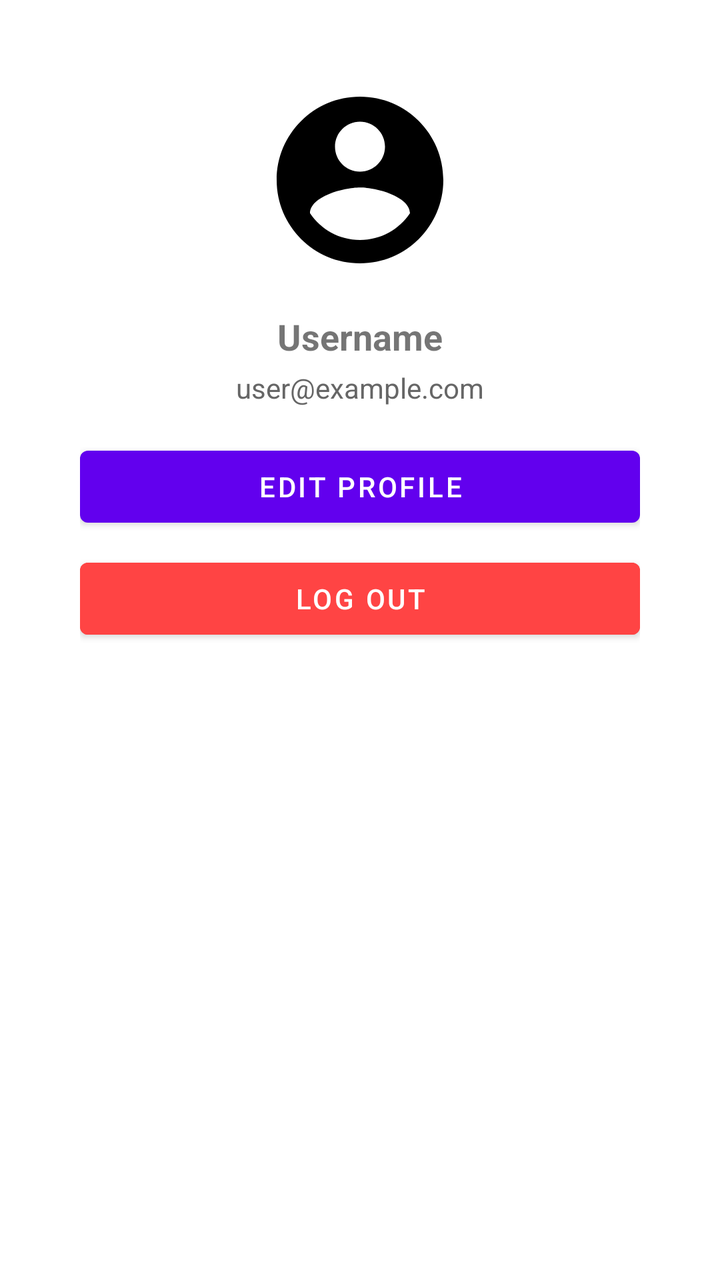
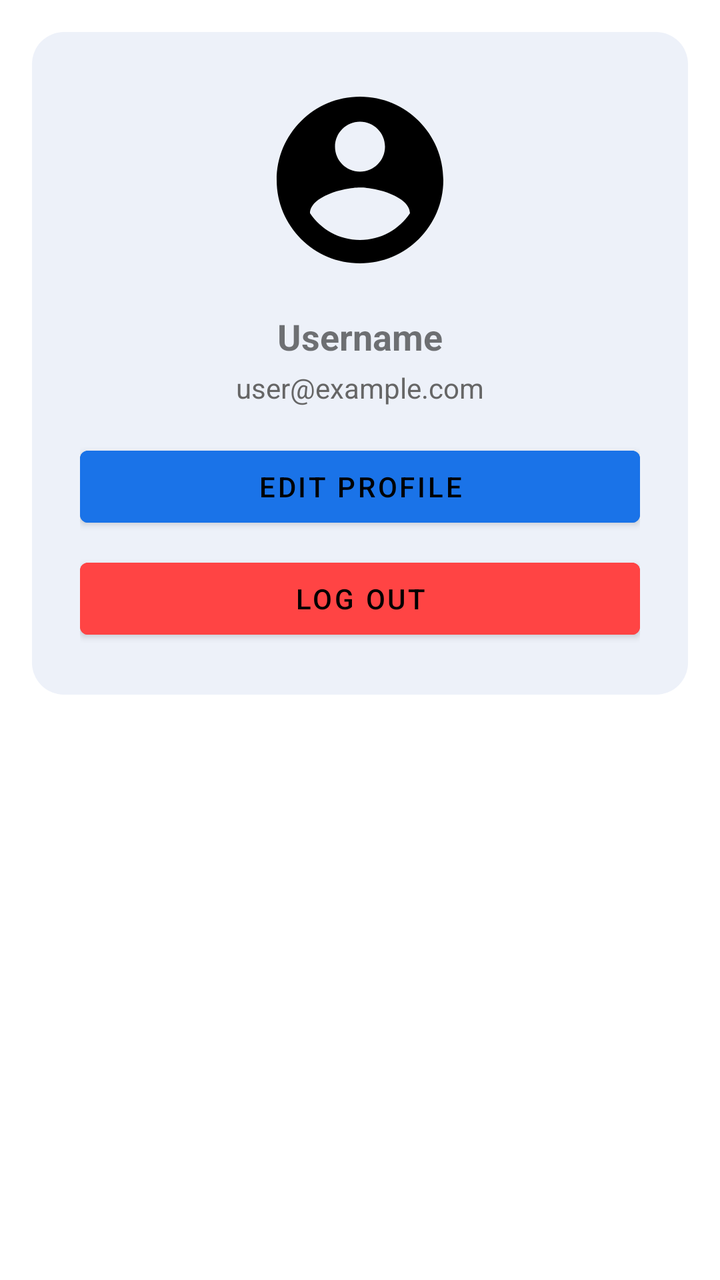

Screens rendered from an Android XML layout before and after an edit, with the pre-edit source and the edit as a unified diff.
<!-- AndroidManifest.xml: application theme Theme.Project5 -->
<!-- res/layout/bottom_sheet_user_menu.xml -->
<?xml version="1.0" encoding="utf-8"?>
<FrameLayout xmlns:android="http://schemas.android.com/apk/res/android"
    android:layout_width="match_parent"
    android:layout_height="wrap_content"
    android:padding="16dp">

    <LinearLayout
        android:id="@+id/layoutProfileView"
        android:layout_width="match_parent"
        android:layout_height="wrap_content"
        android:orientation="vertical"
        android:gravity="center_horizontal"
        android:background="@drawable/rounded_white_background"
        android:padding="24dp">

        <ImageView
            android:id="@+id/ivProfile"
            android:layout_width="100dp"
            android:layout_height="100dp"
            android:layout_marginBottom="8dp"
            android:src="@drawable/ic_avatar"
            android:scaleType="centerCrop"
            android:background="@drawable/circle_mask" />

        <TextView
            android:id="@+id/tvUsername"
            android:layout_width="wrap_content"
            android:layout_height="wrap_content"
            android:text="Username"
            android:textSize="18sp"
            android:textStyle="bold"
            android:layout_marginTop="8dp"
            android:layout_marginBottom="4dp"/>

        <TextView
            android:id="@+id/tvEmail"
            android:layout_width="wrap_content"
            android:layout_height="wrap_content"
            android:text="user@example.com"
            android:textSize="14sp"
            android:textColor="#666666"
            android:layout_marginBottom="16dp"/>

        <Button
            android:id="@+id/btnEditProfile"
            android:layout_width="match_parent"
            android:layout_height="wrap_content"
            android:text="Edit Profile"
            android:layout_marginBottom="8dp" />

        <Button
            android:id="@+id/btnLogout"
            android:layout_width="match_parent"
            android:layout_height="wrap_content"
            android:text="Log Out"
            android:backgroundTint="@android:color/holo_red_light" />
    </LinearLayout>

    <ScrollView
        android:id="@+id/layoutEditProfile"
        android:layout_width="match_parent"
        android:layout_height="wrap_content"
        android:visibility="gone">

        <LinearLayout
            android:layout_width="match_parent"
            android:layout_height="wrap_content"
            android:orientation="vertical"
            android:gravity="center_horizontal"
            android:background="@drawable/rounded_white_background"
            android:padding="24dp">

            <ImageView
                android:id="@+id/ivProfileEdit"
                android:layout_width="100dp"
                android:layout_height="100dp"
                android:layout_marginBottom="16dp"
                android:src="@drawable/ic_avatar"
                android:scaleType="centerCrop"
                android:background="@drawable/circle_mask"
                android:contentDescription="Profile Image" />

            <EditText
                android:id="@+id/etFirstName"
                android:layout_width="match_parent"
                android:layout_height="wrap_content"
                android:hint="First Name"
                android:inputType="textPersonName"
                android:layout_marginTop="8dp" />

            <EditText
                android:id="@+id/etLastName"
                android:layout_width="match_parent"
                android:layout_height="wrap_content"
                android:hint="Last Name"
                android:inputType="textPersonName"
                android:layout_marginTop="8dp" />

            <EditText
                android:id="@+id/etUsername"
                android:layout_width="match_parent"
                android:layout_height="wrap_content"
                android:hint="Username"
                android:inputType="textPersonName"
                android:layout_marginTop="8dp" />

            <EditText
                android:id="@+id/etBirthDate"
                android:layout_width="match_parent"
                android:layout_height="wrap_content"
                android:hint="Birth Date (YYYY-MM-DD)"
                android:focusable="false"
                android:clickable="true"
                android:inputType="date"
                android:layout_marginTop="8dp" />

            <Spinner
                android:id="@+id/spGender"
                android:layout_width="match_parent"
                android:layout_height="wrap_content"
                android:layout_marginTop="8dp" />

            <LinearLayout
                android:layout_width="match_parent"
                android:layout_height="wrap_content"
                android:orientation="horizontal"
                android:gravity="center"
                android:layout_marginTop="16dp">

                <Button
                    android:id="@+id/btnCancelEdit"
                    android:layout_width="0dp"
                    android:layout_height="wrap_content"
                    android:layout_weight="1"
                    android:text="Cancel"
                    android:layout_marginEnd="8dp" />

                <Button
                    android:id="@+id/btnSaveEdit"
                    android:layout_width="0dp"
                    android:layout_height="wrap_content"
                    android:layout_weight="1"
                    android:text="Save" />
            </LinearLayout>
        </LinearLayout>
    </ScrollView>

</FrameLayout>
<!-- resources referenced by this layout -->
<resources>
  <!-- drawable circle_mask (drawable) -->
  <?xml version="1.0" encoding="utf-8"?>
  <shape xmlns:android="http://schemas.android.com/apk/res/android"
      android:shape="oval">
      <solid android:color="@android:color/transparent"/>
  </shape>
  <!-- drawable ic_avatar (drawable) -->
  <vector xmlns:android="http://schemas.android.com/apk/res/android" android:height="24dp" android:tint="#000000" android:viewportHeight="24" android:viewportWidth="24" android:width="24dp">
  
      <path android:fillColor="@android:color/white" android:pathData="M12,2C6.48,2 2,6.48 2,12s4.48,10 10,10 10,-4.48 10,-10S17.52,2 12,2zM12,5c1.66,0 3,1.34 3,3s-1.34,3 -3,3 -3,-1.34 -3,-3 1.34,-3 3,-3zM12,19.2c-2.5,0 -4.71,-1.28 -6,-3.22 0.03,-1.99 4,-3.08 6,-3.08 1.99,0 5.97,1.09 6,3.08 -1.29,1.94 -3.5,3.22 -6,3.22z"/>
  
  </vector>
  <!-- drawable rounded_white_background (drawable) -->
  <shape xmlns:android="http://schemas.android.com/apk/res/android">
      <solid android:color="@android:color/white"/>
      <corners android:radius="24dp"/>
  </shape>
  <style name="Theme.Project5" parent="Theme.MaterialComponents.DayNight.NoActionBar" />
</resources>

<!-- the commit's change to res/layout/bottom_sheet_user_menu.xml (unified diff, before → after) -->
@@ -46,14 +46,19 @@
             android:layout_width="match_parent"
             android:layout_height="wrap_content"
             android:text="Edit Profile"
-            android:layout_marginBottom="8dp" />
+            android:layout_marginBottom="8dp"
+            android:backgroundTint="@color/primaryButton"
+            android:textColorHint="@color/textPrimary"
+            android:textColor="@color/textPrimary"/>
 
         <Button
             android:id="@+id/btnLogout"
             android:layout_width="match_parent"
             android:layout_height="wrap_content"
             android:text="Log Out"
-            android:backgroundTint="@android:color/holo_red_light" />
+            android:backgroundTint="@android:color/holo_red_light"
+            android:textColorHint="@color/textPrimary"
+            android:textColor="@color/textPrimary"/>
     </LinearLayout>
 
     <ScrollView
<!-- resource entries referenced after the edit -->
@@ -1,5 +1,7 @@
 <!-- resources referenced by this layout -->
 <resources>
+  <color name="primaryButton">#1A73E8</color>
+  <color name="textPrimary">#000000</color>
   <!-- drawable circle_mask (drawable) -->
   <?xml version="1.0" encoding="utf-8"?>
   <shape xmlns:android="http://schemas.android.com/apk/res/android"
@@ -7,16 +9,46 @@
       <solid android:color="@android:color/transparent"/>
   </shape>
   <!-- drawable ic_avatar (drawable) -->
-  <vector xmlns:android="http://schemas.android.com/apk/res/android" android:height="24dp" android:tint="#000000" android:viewportHeight="24" android:viewportWidth="24" android:width="24dp">
+  <vector xmlns:android="http://schemas.android.com/apk/res/android"
+      android:height="24dp"
+      android:width="24dp"
+      android:viewportWidth="24"
+      android:viewportHeight="24"
+      android:tint="@color/iconColor">
   
-      <path android:fillColor="@android:color/white" android:pathData="M12,2C6.48,2 2,6.48 2,12s4.48,10 10,10 10,-4.48 10,-10S17.52,2 12,2zM12,5c1.66,0 3,1.34 3,3s-1.34,3 -3,3 -3,-1.34 -3,-3 1.34,-3 3,-3zM12,19.2c-2.5,0 -4.71,-1.28 -6,-3.22 0.03,-1.99 4,-3.08 6,-3.08 1.99,0 5.97,1.09 6,3.08 -1.29,1.94 -3.5,3.22 -6,3.22z"/>
-  
+      <path
+          android:fillColor="@color/iconColor"
+          android:pathData="M12,2C6.48,2 2,6.48 2,12s4.48,10 10,10 10,-4.48 10,-10S17.52,2 12,2zM12,5c1.66,0 3,1.34 3,3s-1.34,3 -3,3 -3,-1.34 -3,-3 1.34,-3 3,-3zM12,19.2c-2.5,0 -4.71,-1.28 -6,-3.22 0.03,-1.99 4,-3.08 6,-3.08 1.99,0 5.97,1.09 6,3.08 -1.29,1.94 -3.5,3.22 -6,3.22z"/>
   </vector>
   <!-- drawable rounded_white_background (drawable) -->
-  <shape xmlns:android="http://schemas.android.com/apk/res/android">
-      <solid android:color="@android:color/white"/>
-      <corners android:radius="24dp"/>
+  <?xml version="1.0" encoding="utf-8"?>
+  <shape xmlns:android="http://schemas.android.com/apk/res/android"
+      android:shape="rectangle">
+      <solid android:color="@color/secondBackground" />
+      <corners android:radius="16dp" />
   </shape>
-  <style name="Theme.Project5" parent="Theme.MaterialComponents.DayNight.NoActionBar" />
+  <style name="Theme.Project5" parent="Theme.MaterialComponents.DayNight.NoActionBar">
+          
+          <item name="colorPrimary">@color/primaryButton</item>
+          <item name="colorPrimaryVariant">@color/primaryButton</item>
+          <item name="colorOnPrimary">@color/onPrimary</item>
+  
+          
+          <item name="android:colorBackground">@color/background</item>
+          <item name="colorSurface">@color/surface</item>
+          <item name="colorOnSurface">@color/textPrimary</item>
+  
+          <item name="android:textColorPrimary">@color/textPrimary</item>
+          <item name="android:textColorSecondary">@color/textSecondary</item>
+  
+          
+          <item name="android:statusBarColor" tools:targetApi="l">?attr/colorPrimary</item>
+      </style>
+  <color name="iconColor">#000000</color>
+  <color name="secondBackground">#EDF1F9</color>
+  <color name="onPrimary">#FFFFFF</color>
+  <color name="background">#FFFFFF</color>
+  <color name="surface">#F0F2F5</color>
+  <color name="textSecondary">#666666</color>
 </resources>
 
